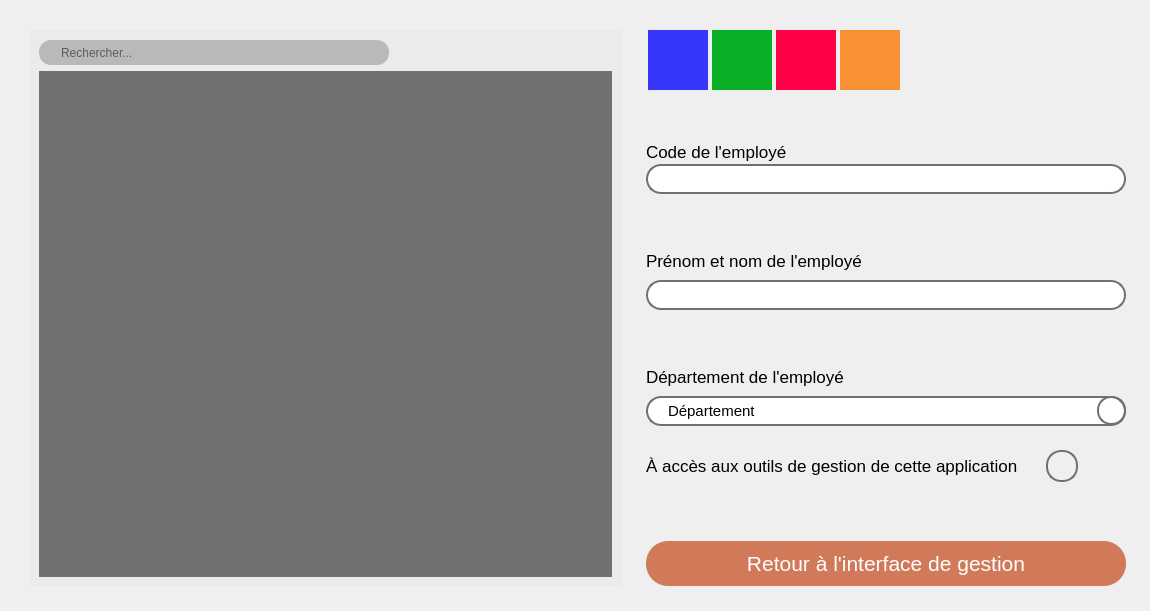
The window that PM-GEST/ModificationEmploye.ui (AetherFall/Gestionnaire-Emprunt-Materiel) describes before a commit, drawn with Qt 5.
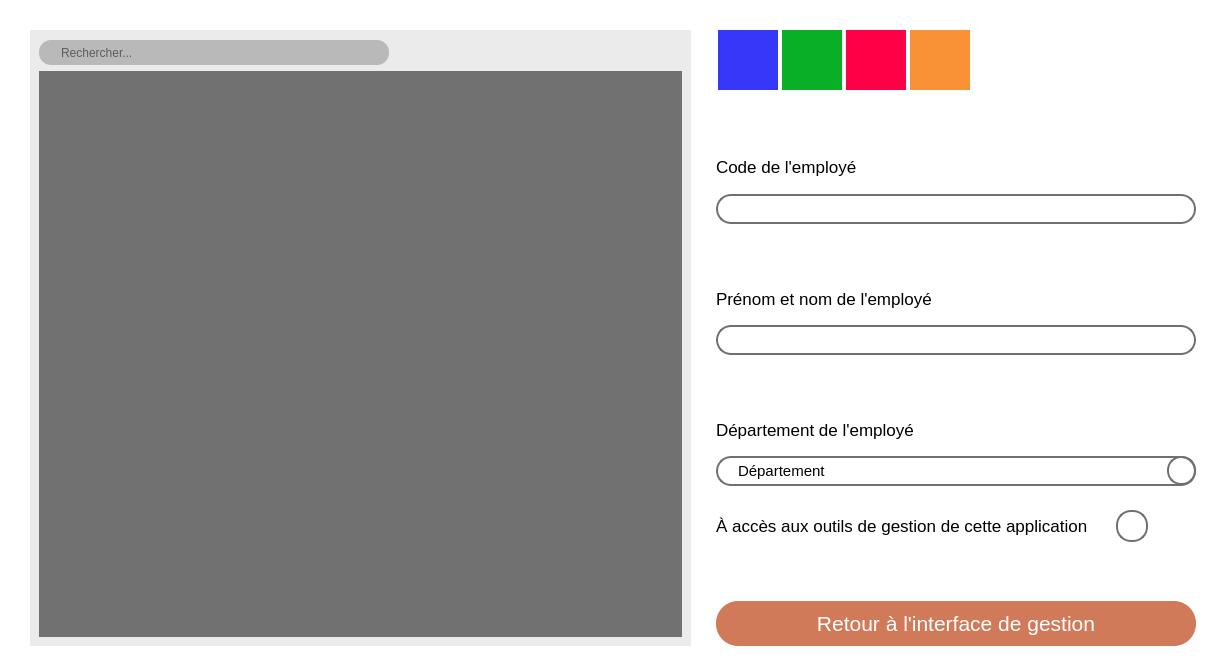
The same window after the commit. Icons and pictures are not drawn.

Commit message: Modification majeure de la gestion des interfaces

```diff
--- a/PM-GEST/ModificationEmploye.ui
+++ b/PM-GEST/ModificationEmploye.ui
@@ -6,20 +6,23 @@
    <rect>
     <x>0</x>
     <y>0</y>
-    <width>1150</width>
-    <height>611</height>
+    <width>1221</width>
+    <height>671</height>
    </rect>
   </property>
   <property name="windowTitle">
    <string>Form</string>
   </property>
+  <property name="styleSheet">
+   <string notr="true">background-color:rgb(255, 255, 255);</string>
+  </property>
   <widget class="QFrame" name="gridFrame">
    <property name="geometry">
     <rect>
      <x>0</x>
      <y>0</y>
-     <width>1151</width>
-     <height>611</height>
+     <width>1221</width>
+     <height>671</height>
     </rect>
    </property>
    <layout class="QGridLayout" name="gridLayout">
```
The commit also changes 15 other files.
